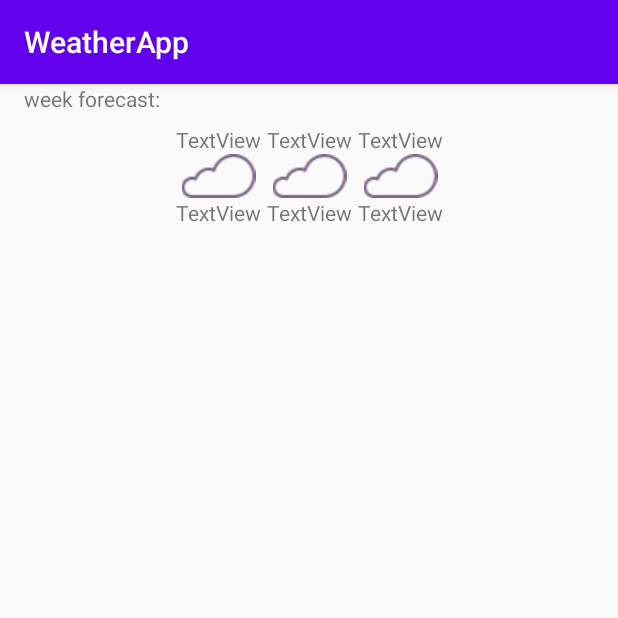
After one commit to Serggithub777/WeatherApp, an Android app: the fragment WeekForecastFragment shown on its own in the app's theme, on a phone screen of 412 x 824 dp, the top half of it. The commit adds this screen. Run offline under Robolectric (Android 15) with nearby library versions, the phone set to English and light mode, and no system bars.

Commit message:
Создал классы фрагментов и разметок.

```diff
--- a/WeatherApp/app/build.gradle
+++ b/WeatherApp/app/build.gradle
@@ -28,6 +28,7 @@ dependencies {
 
     implementation 'androidx.appcompat:appcompat:1.1.0'
     implementation 'androidx.constraintlayout:constraintlayout:1.1.3'
+    implementation 'androidx.legacy:legacy-support-v4:1.0.0'
     testImplementation 'junit:junit:4.12'
     androidTestImplementation 'androidx.test.ext:junit:1.1.1'
     androidTestImplementation 'androidx.test.espresso:espresso-core:3.2.0'
--- a/WeatherApp/app/src/main/AndroidManifest.xml
+++ b/WeatherApp/app/src/main/AndroidManifest.xml
@@ -9,7 +9,6 @@
         android:roundIcon="@mipmap/ic_launcher_round"
         android:supportsRtl="true"
         android:theme="@style/AppTheme">
-        <activity android:name=".SettingsScreenActivity"></activity>
         <activity android:name=".ScreenMainActivity" />
         <activity android:name=".MainActivity">
             <intent-filter>
--- /dev/null
+++ b/WeatherApp/app/src/main/java/com/example/weatherapp/WeekForecastFragment.java
@@ -0,0 +1,28 @@
+package com.example.weatherapp;
+
+import android.os.Bundle;
+
+import androidx.fragment.app.Fragment;
+
+import android.view.LayoutInflater;
+import android.view.View;
+import android.view.ViewGroup;
+
+
+/**
+ * A simple {@link Fragment} subclass.
+ */
+public class WeekForecastFragment extends Fragment {
+
+    public WeekForecastFragment() {
+        // Required empty public constructor
+    }
+
+
+    @Override
+    public View onCreateView(LayoutInflater inflater, ViewGroup container,
+                             Bundle savedInstanceState) {
+  View weekForecastFrgment = inflater.inflate(R.layout.fragment_week_forecast, container, false);
+        return weekForecastFrgment;
+    }
+}
--- a/WeatherApp/app/src/main/res/layout-land/main_screen.xml
+++ b/WeatherApp/app/src/main/res/layout-land/fragment_main_screen.xml
@@ -2,7 +2,7 @@
 <androidx.constraintlayout.widget.ConstraintLayout xmlns:android="http://schemas.android.com/apk/res/android"
     xmlns:app="http://schemas.android.com/apk/res-auto"
     xmlns:tools="http://schemas.android.com/tools"
-    android:layout_width="match_parent"
+    android:layout_width="wrap_content"
     android:layout_height="match_parent"
     android:textAlignment="center">
 
--- a/WeatherApp/app/src/main/res/layout-land/activity_main.xml
+++ b/WeatherApp/app/src/main/res/layout/fragment_activity_main.xml
@@ -2,9 +2,9 @@
 <androidx.constraintlayout.widget.ConstraintLayout xmlns:android="http://schemas.android.com/apk/res/android"
     android:layout_width="match_parent"
     android:layout_height="match_parent"
-    xmlns:tools="http://schemas.android.com/tools"
-    android:background="@drawable/st_petersburg_rain"
-    xmlns:app="http://schemas.android.com/apk/res-auto">
+    android:background="@drawable/rain_street_portrait"
+    xmlns:app="http://schemas.android.com/apk/res-auto"
+    xmlns:tools="http://schemas.android.com/tools">
     <EditText
         android:id="@+id/editTextEnterCity"
         android:layout_width="0dp"
--- a/WeatherApp/app/src/main/res/layout/main_screen.xml
+++ b/WeatherApp/app/src/main/res/layout/fragment_main_screen.xml
@@ -3,7 +3,7 @@
     xmlns:app="http://schemas.android.com/apk/res-auto"
     xmlns:tools="http://schemas.android.com/tools"
     android:layout_width="match_parent"
-    android:layout_height="match_parent"
+    android:layout_height="wrap_content"
     tools:context=".MainActivity">
 
     <TextView
--- /dev/null
+++ b/WeatherApp/app/src/main/res/layout/fragment_week_forecast.xml
@@ -0,0 +1,104 @@
+<?xml version="1.0" encoding="utf-8"?>
+<androidx.constraintlayout.widget.ConstraintLayout xmlns:android="http://schemas.android.com/apk/res/android"
+    xmlns:app="http://schemas.android.com/apk/res-auto"
+    xmlns:tools="http://schemas.android.com/tools"
+    android:layout_width="match_parent"
+    android:layout_height="wrap_content"
+    tools:context=".WeekForecastFragment">
+
+    <TextView
+        android:id="@+id/textViewWeekForecast"
+        android:layout_width="wrap_content"
+        android:layout_height="wrap_content"
+        android:layout_marginStart="16dp"
+        android:text="@string/textviewWeekForecast"
+        app:layout_constraintStart_toStartOf="parent"
+        app:layout_constraintTop_toTopOf="parent" />
+
+    <LinearLayout
+        android:layout_width="wrap_content"
+        android:layout_height="wrap_content"
+        android:layout_marginTop="8dp"
+        android:orientation="horizontal"
+        app:layout_constraintBottom_toBottomOf="parent"
+        app:layout_constraintEnd_toEndOf="parent"
+        app:layout_constraintStart_toStartOf="parent"
+        app:layout_constraintTop_toBottomOf="@+id/textViewWeekForecast">
+
+        <LinearLayout
+            android:layout_width="wrap_content"
+            android:layout_height="wrap_content"
+            android:orientation="vertical">
+
+            <TextView
+                android:id="@+id/textViewWeekForecastDayOne"
+                android:layout_width="wrap_content"
+                android:layout_height="wrap_content"
+                android:text="TextView" />
+
+            <ImageView
+                android:id="@+id/imageViewWeekForecastDayOneIcon"
+                android:layout_width="match_parent"
+                android:layout_height="wrap_content"
+                android:src="@drawable/cloudy_icon_49x29" />
+
+            <TextView
+                android:id="@+id/textViewWeekForecastDayOneTemp"
+                android:layout_width="match_parent"
+                android:layout_height="wrap_content"
+                android:text="TextView" />
+        </LinearLayout>
+
+        <LinearLayout
+            android:layout_width="wrap_content"
+            android:layout_height="wrap_content"
+            android:layout_marginStart="4dp"
+            android:orientation="vertical">
+
+            <TextView
+                android:id="@+id/textViewWeekForecastDayTwo"
+                android:layout_width="wrap_content"
+                android:layout_height="wrap_content"
+                android:text="TextView" />
+
+            <ImageView
+                android:id="@+id/imageViewWeekForecastDayTwoIcon"
+                android:layout_width="match_parent"
+                android:layout_height="wrap_content"
+                android:src="@drawable/cloudy_icon_49x29" />
+
+            <TextView
+                android:id="@+id/textViewWeekForecastDayTwoTemp"
+                android:layout_width="match_parent"
+                android:layout_height="wrap_content"
+                android:text="TextView" />
+
+        </LinearLayout>
+
+        <LinearLayout
+            android:layout_width="wrap_content"
+            android:layout_height="wrap_content"
+            android:layout_marginStart="4dp"
+            android:orientation="vertical">
+
+            <TextView
+                android:id="@+id/textViewWeekForecastThreeTwo"
+                android:layout_width="wrap_content"
+                android:layout_height="wrap_content"
+                android:text="TextView" />
+
+            <ImageView
+                android:id="@+id/imageViewWeekForecastDayThreeIcon"
+                android:layout_width="match_parent"
+                android:layout_height="wrap_content"
+                android:src="@drawable/cloudy_icon_49x29" />
+
+            <TextView
+                android:id="@+id/textViewWeekForecastDayThreeTemp"
+                android:layout_width="match_parent"
+                android:layout_height="wrap_content"
+                android:text="TextView" />
+        </LinearLayout>
+    </LinearLayout>
+
+</androidx.constraintlayout.widget.ConstraintLayout>
--- a/WeatherApp/app/src/main/res/values/strings.xml
+++ b/WeatherApp/app/src/main/res/values/strings.xml
@@ -31,4 +31,8 @@
     <string name="textviewShowTempMesur">show temperature in:</string>
     <string name="radioButtonSetTempCelcium">C</string>
     <string name="radioButtonSetTempFahren">F</string>
+
+    <!-- TODO: Remove or change this placeholder text -->
+    <string name="hello_blank_fragment">Hello blank fragment</string>
+    <string name="textviewWeekForecast">week forecast:</string>
 </resources>
```
Also changed, not shown: WeatherApp/app/src/main/java/com/example/weatherapp/ActivityMainFragment.java (added, +37 -0 lines), WeatherApp/app/src/main/java/com/example/weatherapp/MainActivity.java (+9 -58 lines), WeatherApp/app/src/main/java/com/example/weatherapp/ScreenMainActivity.java (deleted, +0 -51 lines), WeatherApp/app/src/main/java/com/example/weatherapp/ScreenMainFragment.java (added, +33 -0 lines), WeatherApp/app/src/main/java/com/example/weatherapp/SettingsAddFragment.java (added, +28 -0 lines), WeatherApp/app/src/main/java/com/example/weatherapp/SettingsScreenActivity.java (deleted, +0 -77 lines), WeatherApp/app/src/main/res/layout-land/add_settings.xml (deleted, +0 -100 lines), WeatherApp/app/src/main/res/layout/activity_main.xml (+8 -59 lines), WeatherApp/app/src/main/res/layout/fragment_add_settings.xml (renamed from WeatherApp/app/src/main/res/layout/add_settings.xml, +2 -6 lines), WeatherApp/app/src/main/res/drawable/cloudy_icon_49x29.png (added).
